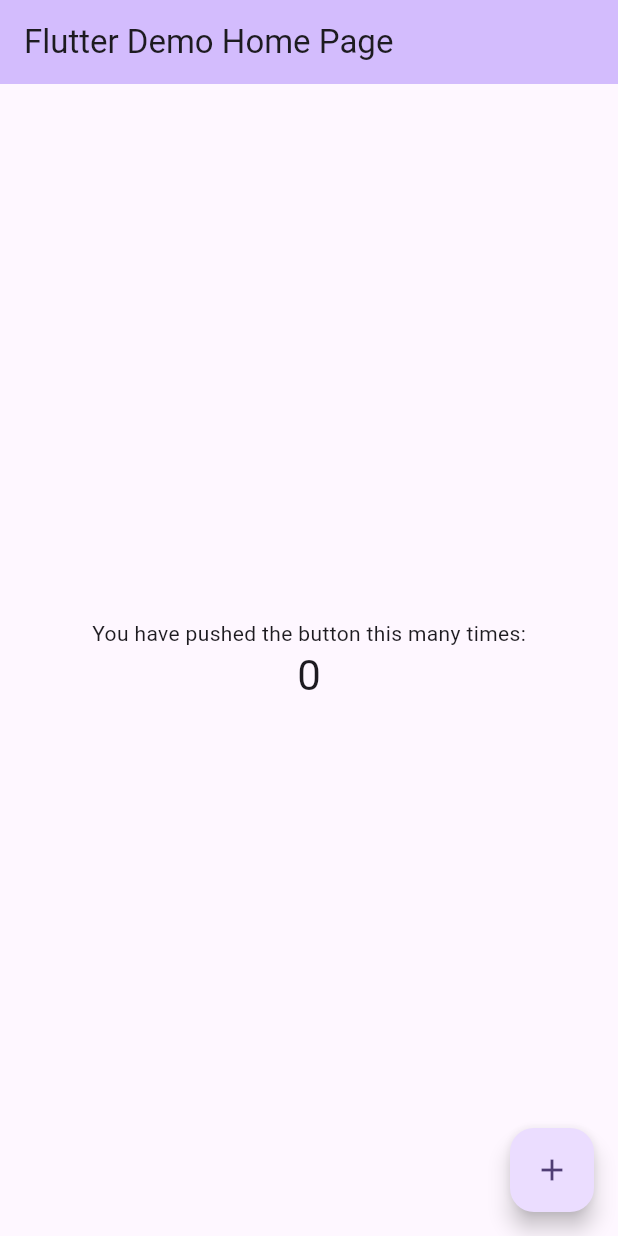
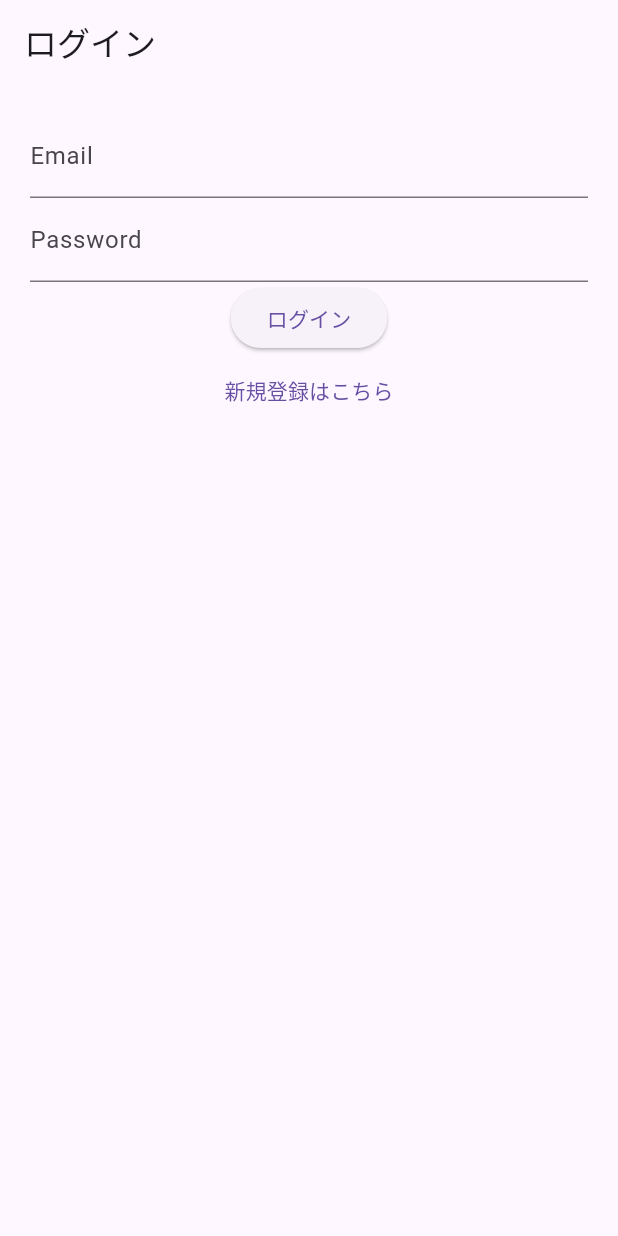
Before and after one commit to hrm5yu/ar-sns-frontend, a Flutter app: the screen it shows after launch, on a phone screen of 412 x 824 dp. Run offline on Flutter 3.47's test engine with Material 3 defaults, Android fonts, the light colour scheme and no system bars; our stand-ins replace firebase_auth, firebase_core; accounts and stored records are empty.

Commit message:
[add]signIn_signUp

```diff
--- /dev/null
+++ b/lib/app.dart
@@ -0,0 +1,13 @@
+import 'package:flutter/material.dart';
+import 'screens/login_screen.dart';
+
+class MyApp extends StatelessWidget {
+  @override
+  Widget build(BuildContext context) {
+    return MaterialApp(
+      debugShowCheckedModeBanner: false,
+      title: 'AR SNS',
+      home: LoginScreen(),
+    );
+  }
+}
--- a/lib/main.dart
+++ b/lib/main.dart
@@ -1,122 +1,12 @@
 import 'package:flutter/material.dart';
+import 'package:firebase_core/firebase_core.dart';
+import 'app.dart';
+import 'firebase_options.dart';
 
-void main() {
-  runApp(const MyApp());
+void main() async {
+  WidgetsFlutterBinding.ensureInitialized();
+  await Firebase.initializeApp(
+     options: DefaultFirebaseOptions.currentPlatform,
+  );
+  runApp(MyApp());
 }
-
-class MyApp extends StatelessWidget {
-  const MyApp({super.key});
-
-  // This widget is the root of your application.
-  @override
-  Widget build(BuildContext context) {
-    return MaterialApp(
-      title: 'Flutter Demo',
-      theme: ThemeData(
-        // This is the theme of your application.
-        //
-        // TRY THIS: Try running your application with "flutter run". You'll see
-        // the application has a purple toolbar. Then, without quitting the app,
-        // try changing the seedColor in the colorScheme below to Colors.green
-        // and then invoke "hot reload" (save your changes or press the "hot
-        // reload" button in a Flutter-supported IDE, or press "r" if you used
-        // the command line to start the app).
-        //
-        // Notice that the counter didn't reset back to zero; the application
-        // state is not lost during the reload. To reset the state, use hot
-        // restart instead.
-        //
-        // This works for code too, not just values: Most code changes can be
-        // tested with just a hot reload.
-        colorScheme: ColorScheme.fromSeed(seedColor: Colors.deepPurple),
-      ),
-      home: const MyHomePage(title: 'Flutter Demo Home Page'),
-    );
-  }
-}
-
-class MyHomePage extends StatefulWidget {
-  const MyHomePage({super.key, required this.title});
-
-  // This widget is the home page of your application. It is stateful, meaning
-  // that it has a State object (defined below) that contains fields that affect
-  // how it looks.
-
-  // This class is the configuration for the state. It holds the values (in this
-  // case the title) provided by the parent (in this case the App widget) and
-  // used by the build method of the State. Fields in a Widget subclass are
-  // always marked "final".
-
-  final String title;
-
-  @override
-  State<MyHomePage> createState() => _MyHomePageState();
-}
-
-class _MyHomePageState extends State<MyHomePage> {
-  int _counter = 0;
-
-  void _incrementCounter() {
-    setState(() {
-      // This call to setState tells the Flutter framework that something has
-      // changed in this State, which causes it to rerun the build method below
-      // so that the display can reflect the updated values. If we changed
-      // _counter without calling setState(), then the build method would not be
-      // called again, and so nothing would appear to happen.
-      _counter++;
-    });
-  }
-
-  @override
-  Widget build(BuildContext context) {
-    // This method is rerun every time setState is called, for instance as done
-    // by the _incrementCounter method above.
-    //
-    // The Flutter framework has been optimized to make rerunning build methods
-    // fast, so that you can just rebuild anything that needs updating rather
-    // than having to individually change instances of widgets.
-    return Scaffold(
-      appBar: AppBar(
-        // TRY THIS: Try changing the color here to a specific color (to
-        // Colors.amber, perhaps?) and trigger a hot reload to see the AppBar
-        // change color while the other colors stay the same.
-        backgroundColor: Theme.of(context).colorScheme.inversePrimary,
-        // Here we take the value from the MyHomePage object that was created by
-        // the App.build method, and use it to set our appbar title.
-        title: Text(widget.title),
-      ),
-      body: Center(
-        // Center is a layout widget. It takes a single child and positions it
-        // in the middle of the parent.
-        child: Column(
-          // Column is also a layout widget. It takes a list of children and
-          // arranges them vertically. By default, it sizes itself to fit its
-          // children horizontally, and tries to be as tall as its parent.
-          //
-          // Column has various properties to control how it sizes itself and
-          // how it positions its children. Here we use mainAxisAlignment to
-          // center the children vertically; the main axis here is the vertical
-          // axis because Columns are vertical (the cross axis would be
-          // horizontal).
-          //
-          // TRY THIS: Invoke "debug painting" (choose the "Toggle Debug Paint"
-          // action in the IDE, or press "p" in the console), to see the
-          // wireframe for each widget.
-          mainAxisAlignment: MainAxisAlignment.center,
-          children: <Widget>[
-            const Text('You have pushed the button this many times:'),
-            Text(
-              '$_counter',
-              style: Theme.of(context).textTheme.headlineMedium,
-            ),
-          ],
-        ),
-      ),
-      floatingActionButton: FloatingActionButton(
-        onPressed: _incrementCounter,
-        tooltip: 'Increment',
-        child: const Icon(Icons.add),
-      ), // This trailing comma makes auto-formatting nicer for build methods.
-    );
-  }
-}
--- /dev/null
+++ b/lib/screens/login_screen.dart
@@ -0,0 +1,55 @@
+import 'package:flutter/material.dart';
+import '../services/auth_service.dart';
+import 'home_screen.dart';
+
+class LoginScreen extends StatefulWidget {
+  @override
+  _LoginScreenState createState() => _LoginScreenState();
+}
+
+class _LoginScreenState extends State<LoginScreen> {
+  final emailController = TextEditingController();
+  final passwordController = TextEditingController();
+  final authService = AuthService();
+
+  @override
+  Widget build(BuildContext context) {
+    return Scaffold(
+      appBar: AppBar(title: Text('ログイン')),
+      body: Padding(
+        padding: const EdgeInsets.all(20.0),
+        child: Column(
+          children: [
+            TextField(controller: emailController, decoration: InputDecoration(labelText: 'Email')),
+            TextField(controller: passwordController, decoration: InputDecoration(labelText: 'Password'), obscureText: true),
+            ElevatedButton(
+              onPressed: () async {
+                try {
+                  await authService.signIn(emailController.text, passwordController.text);
+                  Navigator.pushReplacement(
+                    context,
+                    MaterialPageRoute(builder: (_) => HomeScreen()),
+                  );
+                } catch (e) {
+                  ScaffoldMessenger.of(context).showSnackBar(SnackBar(content: Text('ログイン失敗: $e')));
+                }
+              },
+              child: Text('ログイン'),
+            ),
+            TextButton(
+              onPressed: () async {
+                try {
+                  await authService.signUp(emailController.text, passwordController.text);
+                  ScaffoldMessenger.of(context).showSnackBar(SnackBar(content: Text('アカウント作成成功')));
+                } catch (e) {
+                  ScaffoldMessenger.of(context).showSnackBar(SnackBar(content: Text('アカウント作成失敗: $e')));
+                }
+              },
+              child: Text('新規登録はこちら'),
+            )
+          ],
+        ),
+      ),
+    );
+  }
+}
--- /dev/null
+++ b/lib/services/auth_service.dart
@@ -0,0 +1,17 @@
+import 'package:firebase_auth/firebase_auth.dart';
+
+class AuthService {
+  final FirebaseAuth _auth = FirebaseAuth.instance;
+
+  Future<UserCredential> signIn(String email, String password) {
+    return _auth.signInWithEmailAndPassword(email: email, password: password);
+  }
+
+  Future<UserCredential> signUp(String email, String password) {
+    return _auth.createUserWithEmailAndPassword(email: email, password: password);
+  }
+
+  User? get currentUser => _auth.currentUser;
+
+  Future<void> signOut() => _auth.signOut();
+}
```
Also changed, not shown: lib/screens/home_screen.dart (added, +25 -0 lines), pubspec.yaml (+5 -72 lines), firebase.json (added), lib/firebase_options.dart (added), pubspec.lock, 6 other files.
